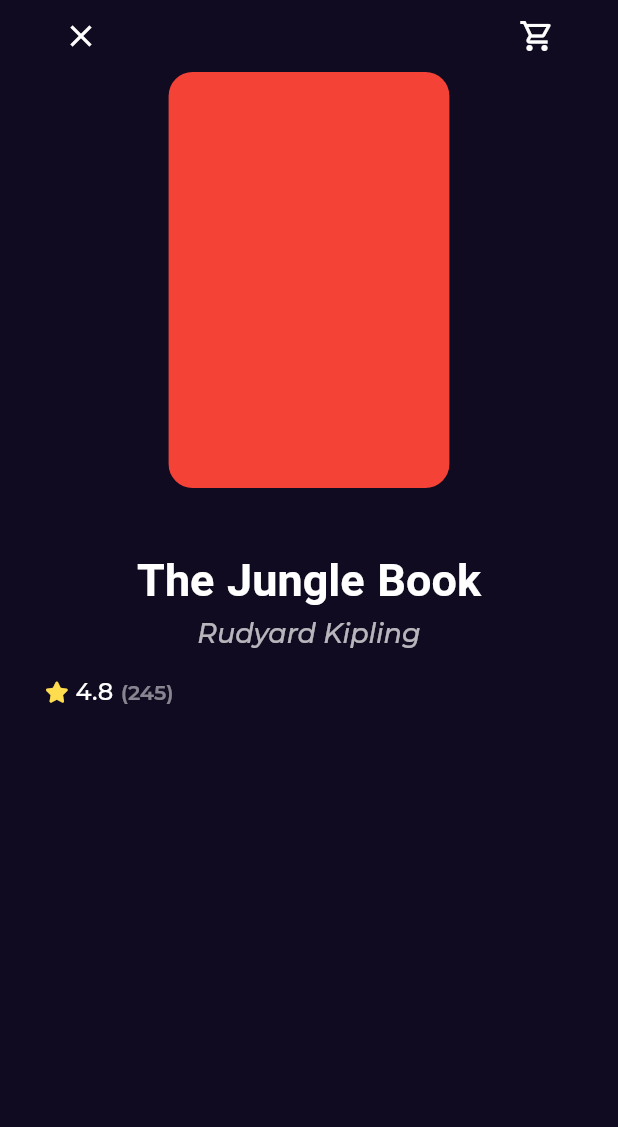
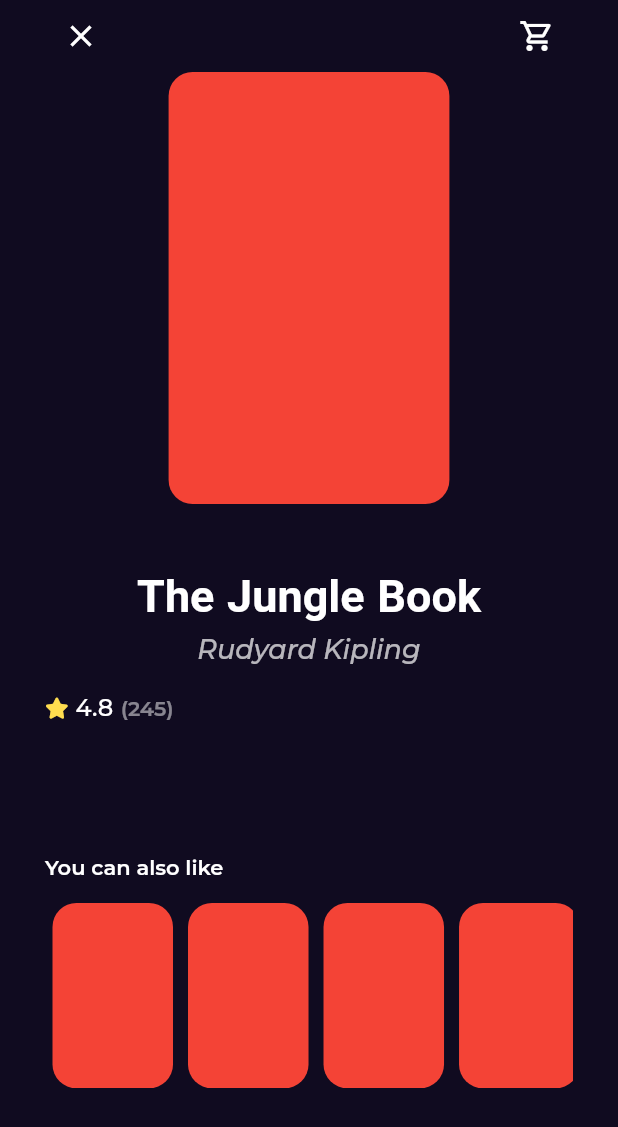
Before and after one commit to EMADOMARAH/bookly, a Flutter app: the BookDetailesView screen opened by its route, on a phone screen of 412 x 824 dp. Shown: the top 1127 px of the screen. Run offline on Flutter 3.47's test engine with Material 2 defaults, Android fonts, the phone set to English and light mode, and no system bars; our stand-ins replace font_awesome_flutter, go_router, google_fonts.

Commit message:
add similer books list view

```diff
--- a/lib/features/home/presentation/views/widget/book_detailes_view_body.dart
+++ b/lib/features/home/presentation/views/widget/book_detailes_view_body.dart
@@ -1,6 +1,7 @@
 import 'package:bookly/core/widgets/custom_botton.dart';
 import 'package:bookly/features/home/presentation/views/widget/book_rating.dart';
 import 'package:bookly/features/home/presentation/views/widget/custom_book_item.dart';
+import 'package:bookly/features/home/presentation/views/widget/sililer_books_list_view.dart';
 import 'package:flutter/material.dart';
 
 import '../../../../../core/utils/styles.dart';
@@ -47,6 +48,24 @@ class BookDetailesViewBody extends StatelessWidget {
             height: 37,
           ),
           const BooksAction(),
+          const SizedBox(
+            height: 50,
+          ),
+          Align(
+            alignment: Alignment.centerLeft,
+            child: Text('You can also like',
+              style: Styles.textStyle14.copyWith(
+                fontWeight: FontWeight.w600,
+              ),
+            ),
+          ),
+          const SizedBox(
+            height: 16,
+          ),
+          const SimilarBooksListView(),
+          const SizedBox(
+            height: 40,
+          ),
         ],
       ),
     );
--- a/lib/features/home/presentation/views/widget/custom_book_item.dart
+++ b/lib/features/home/presentation/views/widget/custom_book_item.dart
@@ -9,7 +9,7 @@ class CustomBookImage extends StatelessWidget {
   @override
   Widget build(BuildContext context) {
     return AspectRatio(
-      aspectRatio:  2.7/ 4,
+      aspectRatio:  2.6/ 4,
       child: Container(
         decoration: BoxDecoration(
             borderRadius: BorderRadius.circular(16),
--- /dev/null
+++ b/lib/features/home/presentation/views/widget/sililer_books_list_view.dart
@@ -0,0 +1,22 @@
+import 'package:flutter/material.dart';
+
+import 'custom_book_item.dart';
+
+class SimilarBooksListView extends StatelessWidget {
+  const SimilarBooksListView({Key? key}) : super(key: key);
+
+  @override
+  Widget build(BuildContext context) {
+    return SizedBox(
+      height: MediaQuery.of(context).size.height * 0.15,
+      child: ListView.builder(
+          scrollDirection: Axis.horizontal,
+          itemBuilder: (context, index) {
+            return const Padding(
+              padding: EdgeInsets.symmetric(horizontal: 5.0),
+              child: CustomBookImage(),
+            );
+          }),
+    );
+  }
+}
```
